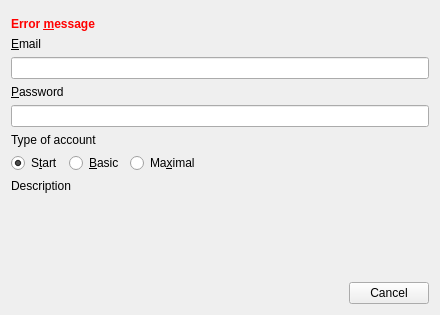
First picture: the form in src/bin/scenarist-desktop/UserInterfaceLayer/StartUp/LoginDialog.ui, repository dimkanovikov/KITScenarist, before the edit.
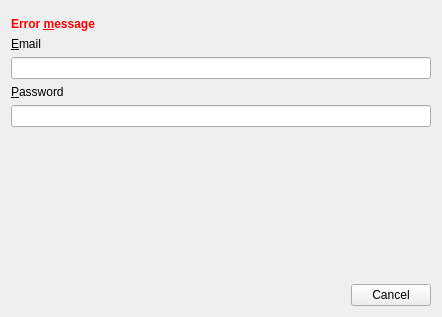
Second picture: the form after the edit. The open tabs and pages were chosen to show the change. Custom widgets are drawn as their Qt base class.

Commit message: Removed account type from signUp

Diff of the .ui file:
```diff
--- a/src/bin/scenarist-desktop/UserInterfaceLayer/StartUp/LoginDialog.ui
+++ b/src/bin/scenarist-desktop/UserInterfaceLayer/StartUp/LoginDialog.ui
@@ -6,8 +6,8 @@
    <rect>
     <x>0</x>
     <y>0</y>
-    <width>440</width>
-    <height>315</height>
+    <width>442</width>
+    <height>317</height>
    </rect>
   </property>
   <property name="sizePolicy">
@@ -216,67 +216,6 @@
        <item>
         <widget class="PasswordLineEdit" name="signUpPasswordEdit"/>
        </item>
-       <item>
-        <widget class="QLabel" name="label_6">
-         <property name="text">
-          <string>Type of account</string>
-         </property>
-        </widget>
-       </item>
-       <item>
-        <layout class="QHBoxLayout" name="horizontalLayout_3">
-         <item>
-          <widget class="QRadioButton" name="startButton">
-           <property name="text">
-            <string>S&amp;tart</string>
-           </property>
-           <property name="checked">
-            <bool>true</bool>
-           </property>
-          </widget>
-         </item>
-         <item>
-          <widget class="QRadioButton" name="basicButton">
-           <property name="text">
-            <string>&amp;Basic</string>
-           </property>
-          </widget>
-         </item>
-         <item>
-          <widget class="QRadioButton" name="maximalButton">
-           <property name="text">
-            <string>Ma&amp;ximal</string>
-           </property>
-          </widget>
-         </item>
-         <item>
-          <spacer name="horizontalSpacer_3">
-           <property name="orientation">
-            <enum>Qt::Horizontal</enum>
-           </property>
-           <property name="sizeHint" stdset="0">
-            <size>
-             <width>40</width>
-             <height>20</height>
-            </size>
-           </property>
-          </spacer>
-         </item>
-        </layout>
-       </item>
-       <item>
-        <widget class="QLabel" name="signUpDescription">
-         <property name="minimumSize">
-          <size>
-           <width>0</width>
-           <height>0</height>
-          </size>
-         </property>
-         <property name="text">
-          <string>Description</string>
-         </property>
-        </widget>
-       </item>
        <item>
         <spacer name="verticalSpacer_2">
          <property name="orientation">
@@ -291,7 +230,7 @@
         </spacer>
        </item>
        <item>
-        <layout class="QHBoxLayout" name="horizontalLayout_4">
+        <layout class="QHBoxLayout" name="horizontalLayout_4" stretch="0,0">
          <item>
           <spacer name="horizontalSpacer_4">
            <property name="orientation">
```
Left out of the diff: 9 changed lines with no effect on the pictures. The commit also changes 6 other files.
